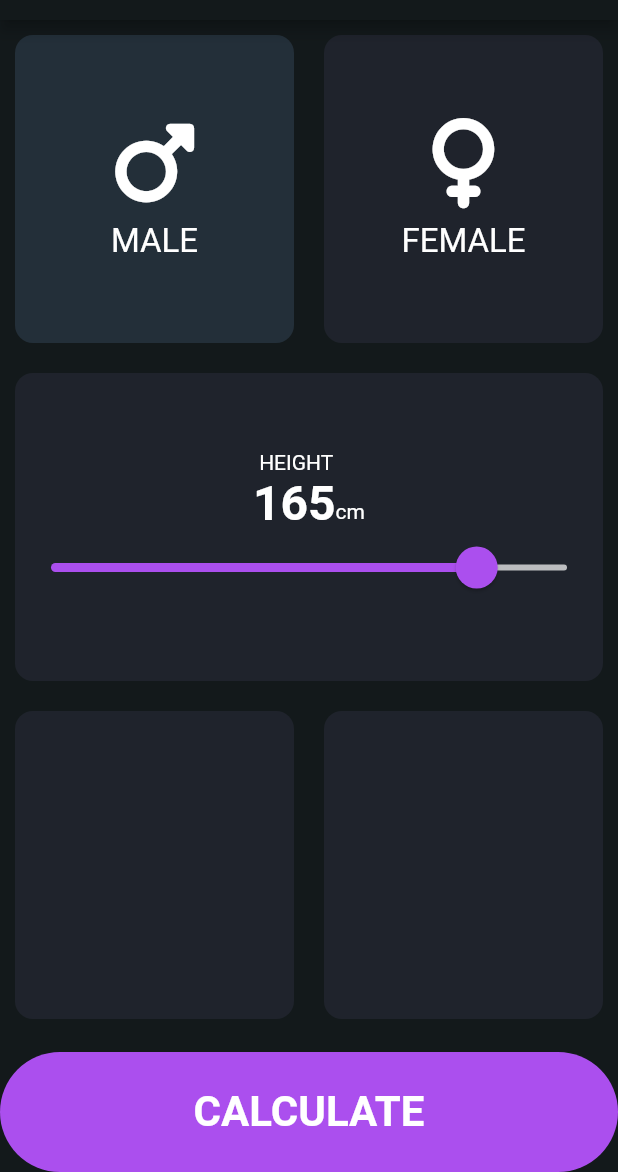
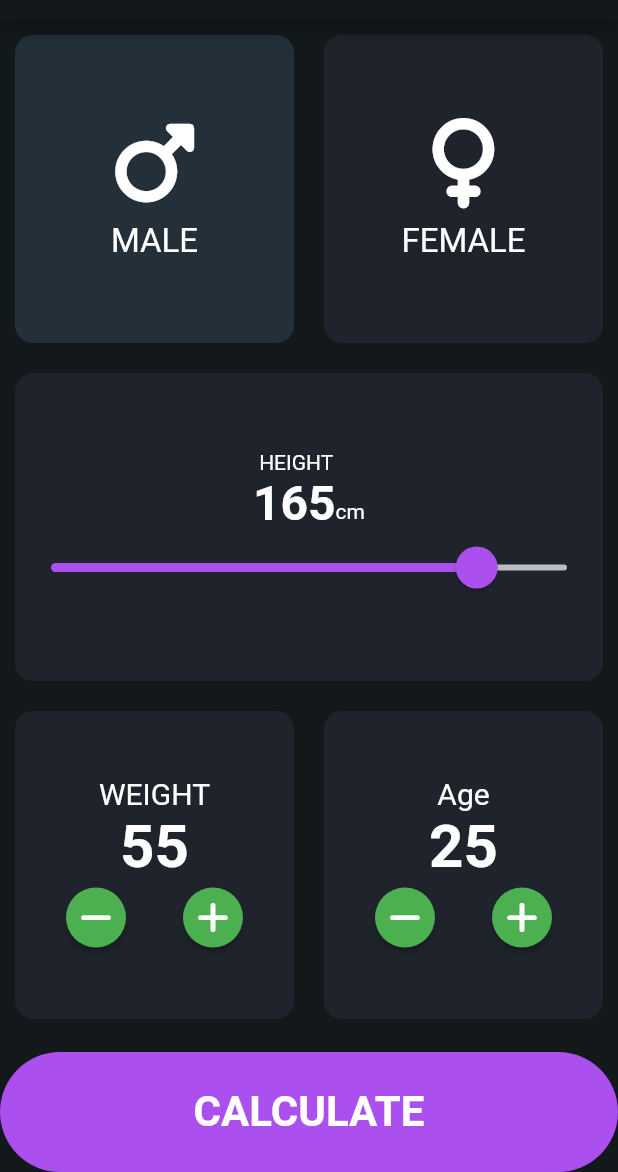
Before and after one commit to jrbyt3s/flutter_codigo5_bmi, a Flutter app: the screen it shows after launch, on a phone screen of 412 x 824 dp, the part 64-1236 px from its top. Run offline on Flutter 3.47's test engine with Material 2 defaults, Android fonts, the light colour scheme and no system bars; our stand-ins replace font_awesome_flutter.

Commit message:
connecting layout

```diff
--- a/lib/main.dart
+++ b/lib/main.dart
@@ -1,5 +1,6 @@
 import 'package:flutter/material.dart';
 import 'package:flutter_codigo5_bmi/pages/input_page.dart';
+import 'package:flutter_codigo5_bmi/pages/result_page.dart';
 
 void main() {
   runApp(MyApp());
--- a/lib/pages/input_page.dart
+++ b/lib/pages/input_page.dart
@@ -1,4 +1,5 @@
 import 'package:flutter/material.dart';
+import 'package:flutter_codigo5_bmi/pages/result_page.dart';
 import 'package:flutter_codigo5_bmi/widgets.dart';
 import 'package:font_awesome_flutter/font_awesome_flutter.dart';
 
@@ -15,7 +16,8 @@ class InputPage extends StatefulWidget {
 class _InputPageState extends State<InputPage> {
   Gender selectedOption = Gender.male;
   int height = 165;
-
+  int weight = 55;
+  int age = 25;
   @override
   Widget build(BuildContext context) {
     return Scaffold(
@@ -112,35 +114,79 @@ class _InputPageState extends State<InputPage> {
                 Expanded(
                   child: ReusableCard(
                     color: kCardColor,
-                    childCard: Center(),
+                    childCard: Column(
+                      mainAxisAlignment: MainAxisAlignment.center,
+                      children: [
+                        Text("WEIGHT", style: TextStyle(fontSize: 20)),
+                        Text(weight.toString(),
+                            style: TextStyle(
+                                fontSize: 40, fontWeight: FontWeight.bold)),
+                        Row(
+                          mainAxisAlignment: MainAxisAlignment.spaceEvenly,
+                          children: [
+                            InputIconButton(
+                              icon: FontAwesomeIcons.minus,
+                              onPress: () {
+                                weight--;
+                                setState(() {});
+                              },
+                            ),
+                            InputIconButton(
+                              icon: FontAwesomeIcons.plus,
+                              onPress: () {
+                                weight++;
+                                setState(() {});
+                              },
+                            ),
+                          ],
+                        ),
+                      ],
+                    ),
                   ),
                 ),
                 Expanded(
                   child: ReusableCard(
                     color: kCardColor,
-                    childCard: Container(),
+                    childCard: Column(
+                      mainAxisAlignment: MainAxisAlignment.center,
+                      children: [
+                        Text("Age", style: TextStyle(fontSize: 20)),
+                        Text(age.toString(),
+                            style: TextStyle(
+                                fontSize: 40, fontWeight: FontWeight.bold)),
+                        Row(
+                          mainAxisAlignment: MainAxisAlignment.spaceEvenly,
+                          children: [
+                            InputIconButton(
+                              icon: FontAwesomeIcons.minus,
+                              onPress: () {
+                                age--;
+                                setState(() {});
+                              },
+                            ),
+                            InputIconButton(
+                              icon: FontAwesomeIcons.plus,
+                              onPress: () {
+                                age++;
+                                setState(() {});
+                              },
+                            ),
+                          ],
+                        ),
+                      ],
+                    ),
                   ),
                 ),
               ],
             ),
           ),
           //Botón
-          Container(
-            height: 80.0,
-            width: double.infinity,
-            margin: const EdgeInsets.only(top: 12.0),
-            alignment: Alignment.center,
-            decoration: BoxDecoration(
-              color: kPrimaryColor,
-              borderRadius: BorderRadius.circular(50),
-            ),
-            child: const Text(
-              "CALCULATE",
-              style: TextStyle(
-                fontSize: 28.0,
-                fontWeight: FontWeight.bold,
-              ),
-            ),
+          NavigatorButton(
+            title: "CALCULATE",
+            onTap: () {
+              Navigator.push(context,
+                  MaterialPageRoute(builder: (context) => ResultPage()));
+            },
           ),
         ],
       ),
--- a/lib/widgets.dart
+++ b/lib/widgets.dart
@@ -60,3 +60,54 @@ class IconContent extends StatelessWidget {
     );
   }
 }
+
+class InputIconButton extends StatelessWidget {
+  IconData icon;
+  Function onPress;
+  InputIconButton({required this.icon, required this.onPress});
+
+  @override
+  Widget build(BuildContext context) {
+    return RawMaterialButton(
+        shape: CircleBorder(),
+        child: FaIcon(icon),
+        fillColor: Colors.green,
+        constraints: BoxConstraints.tightFor(width: 40, height: 40),
+        onPressed: () {
+          onPress();
+        });
+  }
+}
+
+class NavigatorButton extends StatelessWidget {
+  String title;
+  Function onTap;
+
+  NavigatorButton({required this.title, required this.onTap});
+
+  @override
+  Widget build(BuildContext context) {
+    return GestureDetector(
+      onTap: () {
+        onTap();
+      },
+      child: Container(
+        height: 80.0,
+        width: double.infinity,
+        margin: const EdgeInsets.only(top: 12.0),
+        alignment: Alignment.center,
+        decoration: BoxDecoration(
+          color: Color(0xffAB4FEE),
+          borderRadius: BorderRadius.circular(50),
+        ),
+        child: Text(
+          title,
+          style: TextStyle(
+            fontSize: 28.0,
+            fontWeight: FontWeight.bold,
+          ),
+        ),
+      ),
+    );
+  }
+}
```
Also changed, not shown: lib/pages/result_page.dart (added, +72 -0 lines).
